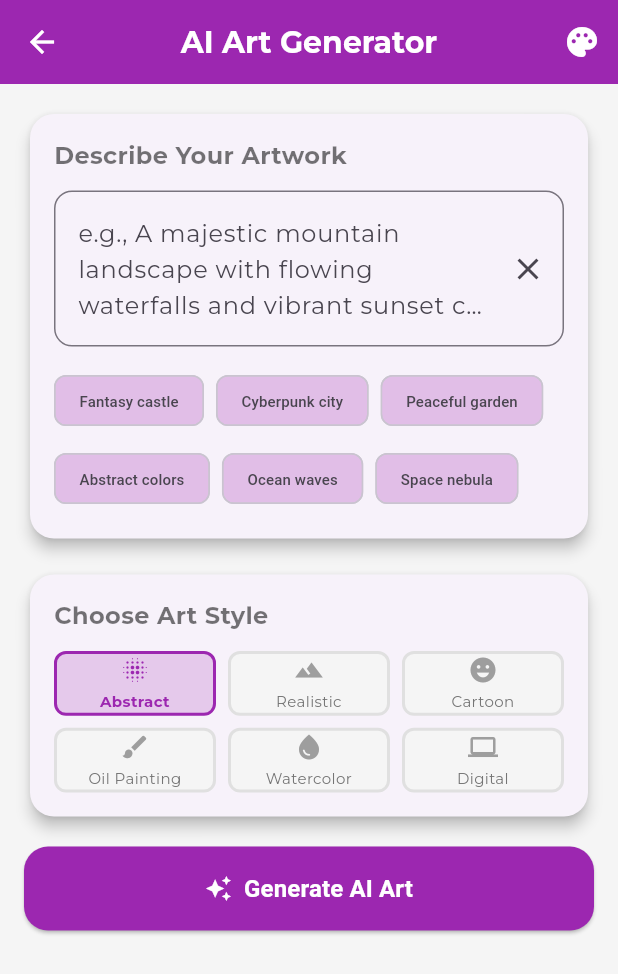
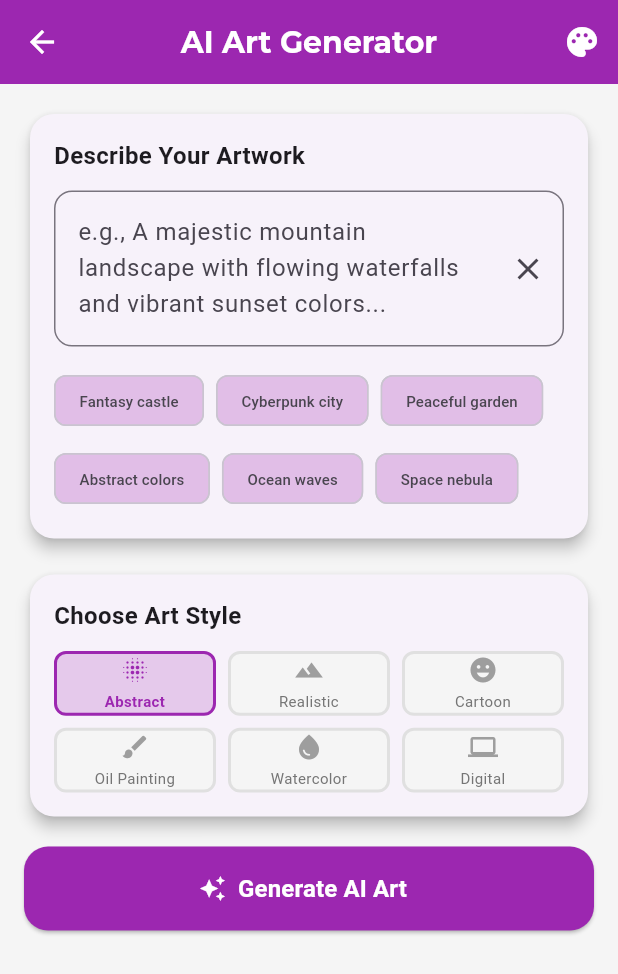
Before and after one commit to sharfuddin18/editnova-ai-pro, a Flutter app: the ToolsPage screen opened directly, after a tap on "AI Art Generator", on a phone screen of 412 x 824 dp. Shown: the top 974 px of the screen. Run offline on Flutter 3.47's test engine with Material 3 defaults, Android fonts, the light colour scheme and no system bars; our stand-ins replace animated_text_kit, file_picker, flutter_colorpicker, flutter_speed_dial, flutter_tts, google_mobile_ads and 4 more; accounts and stored records are empty; network calls fail.

Commit message:
Fix splash screen and theme errors; update NovaAssistant usage

```diff
--- a/lib/pages/splash_screen.dart
+++ b/lib/pages/splash_screen.dart
@@ -1,5 +1,6 @@
 import 'package:flutter/material.dart';
 import 'package:animated_text_kit/animated_text_kit.dart';
+import 'package:editnova/ai_assistant.dart';
 import 'home_page.dart';
 
 class SplashScreen extends StatefulWidget {
@@ -12,6 +13,9 @@ class _SplashScreenState extends State<SplashScreen>
   late AnimationController _controller;
   late Animation<double> _fadeAnimation;
 
+  // Use the imported NovaAssistant class instance
+  final NovaAssistant novaAssistantInstance = NovaAssistant();
+
   @override
   void initState() {
     super.initState();
@@ -20,12 +24,13 @@ class _SplashScreenState extends State<SplashScreen>
       vsync: this,
     );
     _fadeAnimation = Tween<double>(begin: 0.0, end: 1.0).animate(_controller);
-
     _controller.forward();
 
     Future.delayed(Duration(seconds: 3), () {
       Navigator.of(context).pushReplacement(
-        MaterialPageRoute(builder: (context) => HomePage()),
+        MaterialPageRoute(
+          builder: (context) => HomePage(novaAssistant: novaAssistantInstance),
+        ),
       );
     });
   }
--- a/lib/utils/theme.dart
+++ b/lib/utils/theme.dart
@@ -2,15 +2,12 @@ import 'package:flutter/material.dart';
 
 class AppTheme {
   static const Color primaryColor = Color(0xFF6C63FF);
-  static const Color secondaryColor = Color(0xFF03DAC6);
+  static const Color secondaryColor = Color(0xFFFF6584);
   static const Color backgroundColor = Color(0xFFF5F5F5);
-  static const Color surfaceColor = Colors.white;
-  static const Color errorColor = Color(0xFFB00020);
 
   static ThemeData lightTheme = ThemeData(
     primarySwatch: Colors.deepPurple,
     primaryColor: primaryColor,
-    backgroundColor: backgroundColor,
     scaffoldBackgroundColor: backgroundColor,
     appBarTheme: AppBarTheme(
       backgroundColor: primaryColor,
@@ -24,17 +21,7 @@ class AppTheme {
         color: Colors.white,
       ),
     ),
-    elevatedButtonTheme: ElevatedButtonThemeData(
-      style: ElevatedButton.styleFrom(
-        backgroundColor: primaryColor,
-        foregroundColor: Colors.white,
-        shape: RoundedRectangleBorder(
-          borderRadius: BorderRadius.circular(12),
-        ),
-        padding: EdgeInsets.symmetric(horizontal: 24, vertical: 12),
-      ),
-    ),
-    cardTheme: CardTheme(
+    cardTheme: CardThemeData(
       elevation: 4,
       shape: RoundedRectangleBorder(
         borderRadius: BorderRadius.circular(16),
@@ -47,29 +34,13 @@ class AppTheme {
         fontWeight: FontWeight.bold,
         color: Colors.black87,
       ),
-      headlineMedium: TextStyle(
-        fontFamily: 'Montserrat',
-        fontSize: 24,
-        fontWeight: FontWeight.w600,
-        color: Colors.black87,
-      ),
-      bodyLarge: TextStyle(
-        fontFamily: 'Montserrat',
-        fontSize: 16,
-        color: Colors.black87,
-      ),
-      bodyMedium: TextStyle(
-        fontFamily: 'Montserrat',
-        fontSize: 14,
-        color: Colors.black54,
-      ),
+      // ... other text styles ...
     ),
   );
 
   static ThemeData darkTheme = ThemeData(
     brightness: Brightness.dark,
     primaryColor: primaryColor,
-    backgroundColor: Color(0xFF121212),
     scaffoldBackgroundColor: Color(0xFF121212),
     appBarTheme: AppBarTheme(
       backgroundColor: Color(0xFF1F1F1F),
@@ -83,7 +54,7 @@ class AppTheme {
         color: Colors.white,
       ),
     ),
-    cardTheme: CardTheme(
+    cardTheme: CardThemeData(
       color: Color(0xFF1F1F1F),
       elevation: 4,
       shape: RoundedRectangleBorder(
```
Also changed, not shown: 1 other file.
